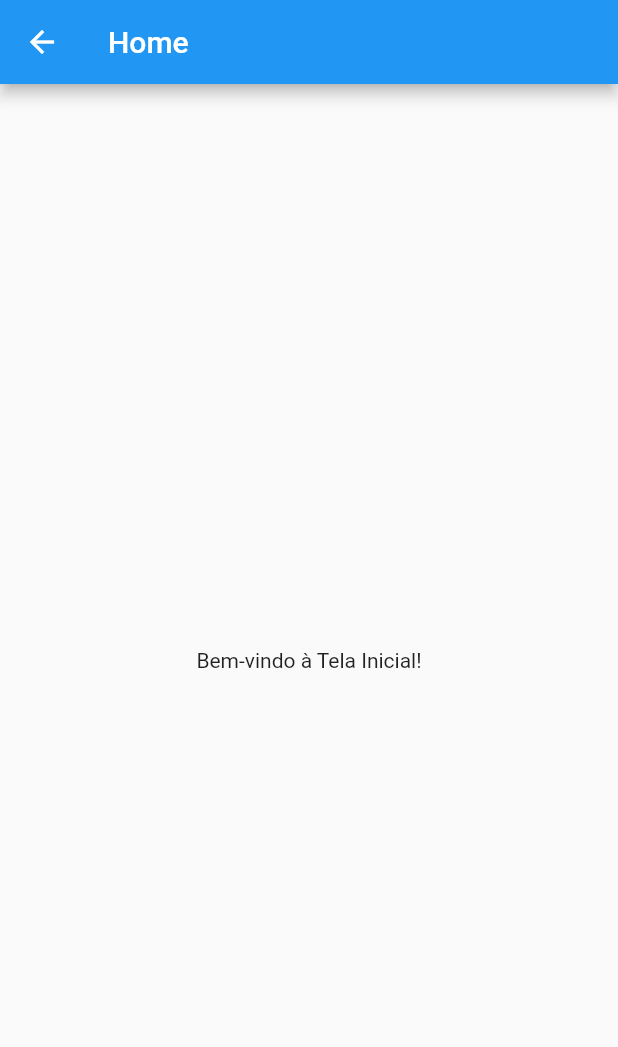
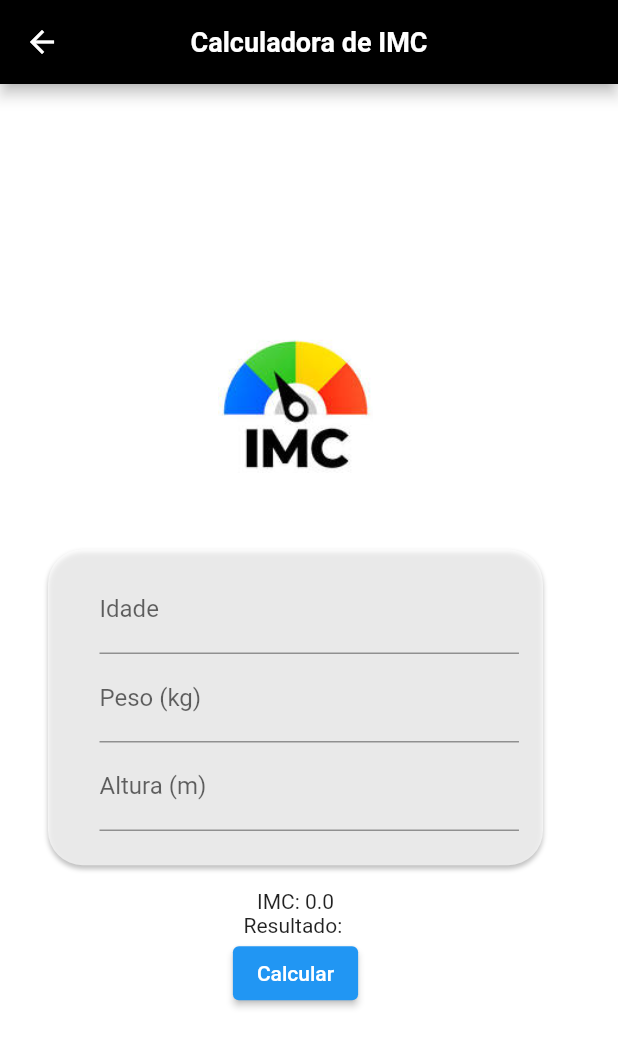
Before and after one commit to RenanNB3/LoginLP, a Flutter app: the HomePage screen opened by its route, on a phone screen of 412 x 824 dp. Shown: the top 1047 px of the screen. Run offline on Flutter 3.47's test engine with Material 2 defaults, Android fonts, the phone set to English and light mode, and no system bars.

Commit message:
Adicionado a calculadora após fazer Login

```diff
--- a/login/login/lib/home.dart
+++ b/login/login/lib/home.dart
@@ -1,14 +1,156 @@
 import 'package:flutter/material.dart';
 
-class HomePage extends StatelessWidget {
+class HomePage extends StatefulWidget {
+  @override
+  _IMCCalculatorState createState() => _IMCCalculatorState();
+}
+
+class _IMCCalculatorState extends State<HomePage> {
+  TextEditingController pesoController = TextEditingController();
+  TextEditingController alturaController = TextEditingController();
+  TextEditingController idadeController = TextEditingController();
+
+  double bmiResult = 0;
+  String resultText = "";
+
+  bool areFieldsEmpty() {
+    return pesoController.text.isEmpty || alturaController.text.isEmpty;
+  }
+
+  void calculateBMI() {
+    double weight = double.tryParse(pesoController.text) ?? 0;
+    double height = double.tryParse(alturaController.text) ?? 0;
+
+    if (weight > 0 && height > 0) {
+      double bmi = weight / (height * height);
+      setState(() {
+        bmiResult = bmi;
+        if (bmi < 18.5) {
+          resultText = "Abaixo do peso";
+        } else if (bmi < 24.9) {
+          resultText = "Normal";
+        } else if (bmi < 29.9) {
+          resultText = "Acima do peso";
+        } else {
+          resultText = "Obeso";
+        }
+      });
+    }
+  }
+
   @override
   Widget build(BuildContext context) {
+    double baseWidth = 360;
+    double fem = MediaQuery.of(context).size.width / baseWidth;
     return Scaffold(
+      backgroundColor: Colors.white,
       appBar: AppBar(
-        title: Text('Home'),
+        backgroundColor: Colors.black,
+        title: const Text(
+          "Calculadora de IMC",
+          style: TextStyle(
+            color: Colors.white, // Defina a cor desejada para o texto
+            fontSize: 18, // Tamanho do texto
+            fontWeight: FontWeight.bold, // Peso da fonte
+          ),
+        ),
+        centerTitle: true,
       ),
-      body: Center(
-        child: Text('Bem-vindo à Tela Inicial!'),
+      body: Padding(
+        padding: const EdgeInsets.fromLTRB(32, 5, 50, 10),
+        child: Column(
+          mainAxisAlignment: MainAxisAlignment.center,
+          crossAxisAlignment: CrossAxisAlignment.center,
+          children: [
+            SizedBox(height: 16),
+            Container(
+              margin: EdgeInsets.only(bottom: 45.0),
+              height: 90 * fem,
+              width: 90 * fem,
+              child: Padding(
+                  padding: EdgeInsets.only(top: 4),
+                    child: Image.asset(
+                        'assets/images.jpg',
+                        fit: BoxFit.cover,
+                      ),
+                    ),
+              ),
+
+
+            Container(
+              padding:
+                  EdgeInsets.fromLTRB(30 * fem, 5 * fem, 14 * fem, 20 * fem),
+              width: double.infinity,
+              decoration: BoxDecoration(
+                color: Color.fromARGB(167, 255, 255, 255),
+                borderRadius: BorderRadius.circular(20.2134838104 * fem),
+                boxShadow: [
+                  BoxShadow(
+                    color: Color(0x3f000000),
+                    offset: Offset(0 * fem, 2 * fem),
+                    blurRadius: 2 * fem,
+                  ),
+                ],
+              ),
+              //colunas
+              child: Column(
+                crossAxisAlignment: CrossAxisAlignment.center,
+                children: [
+                  SizedBox(height: 5),
+                  TextField(
+                    controller: idadeController,
+                    keyboardType: TextInputType.number,
+                    decoration: InputDecoration(labelText: "Idade"),
+                  ),
+                  TextField(
+                    controller: pesoController,
+                    keyboardType: TextInputType.number,
+                    decoration: InputDecoration(labelText: "Peso (kg)"),
+                  ),
+                  TextField(
+                    controller: alturaController,
+                    keyboardType: TextInputType.number,
+                    decoration: InputDecoration(labelText: "Altura (m)"),
+                  ),
+                ],
+              ),
+            ),
+            SizedBox(height: 16),
+            Text("IMC: $bmiResult"),
+            Text("Resultado: $resultText"),
+
+            ElevatedButton(
+              onPressed: () {
+                if (areFieldsEmpty()) {
+                  final snackBar = SnackBar(
+                    content: Text('Por favor, preencha todos os campos.'),
+                  );
+                  ScaffoldMessenger.of(context).showSnackBar(snackBar);
+                } else {
+                  double? altura = double.tryParse(alturaController.text);
+                  if (altura != null && altura <= 3.0) {
+                    calculateBMI();
+                  } else {
+                    final snackBar = SnackBar(
+                      content: Text('A altura deve ser menor ou igual a 3 metros.'),
+                    );
+                    ScaffoldMessenger.of(context).showSnackBar(snackBar);
+                  }
+                  double? peso = double.tryParse(pesoController.text);
+                  if (peso != null && peso <= 500.0) {
+                    calculateBMI();
+                  } else {
+                    final snackBar = SnackBar(
+                      content: Text('O peso máximo permitido é 500 kg'),
+                    );
+                    ScaffoldMessenger.of(context).showSnackBar(snackBar);
+                  }
+                }
+              },
+              child: Text("Calcular"),
+            ),
+          ],
+        ),
       ),
     );
   }
--- a/login/login/pubspec.yaml
+++ b/login/login/pubspec.yaml
@@ -19,7 +19,7 @@ publish_to: 'none' # Remove this line if you wish to publish to pub.dev
 version: 1.0.0+1
 
 environment:
-  sdk: '>=3.1.0-236.0.dev <4.0.0'
+  sdk: '>=2.18.2 <3.0.0'
 
 # Dependencies specify other packages that your package needs in order to work.
 # To automatically upgrade your package dependencies to the latest versions
@@ -62,6 +62,7 @@ flutter:
   assets:
     - assets/login.png
     - assets/log.png
+    - assets/images.jpg
 
   # An image asset can refer to one or more resolution-specific "variants", see
   # https://flutter.dev/assets-and-images/#resolution-aware
```
Also changed, not shown: login/login/assets/images.jpg (added), login/login/pubspec.lock.
